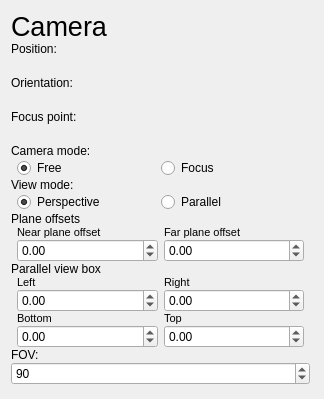
Above: src/widgets/UI/CameraConfigView.ui from DisonGo/s21_3DViewer before the change. Below: the same form after it.
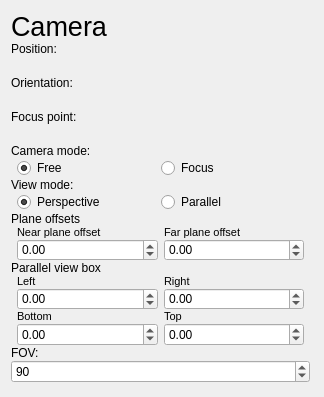
That is the form after the change. Custom widgets are drawn as their Qt base class.

Commit message: OBJParser_modification. More style.

```diff
--- a/src/widgets/UI/CameraConfigView.ui
+++ b/src/widgets/UI/CameraConfigView.ui
@@ -231,6 +231,12 @@
         </item>
         <item row="1" column="0">
          <widget class="QDoubleSpinBox" name="zRangeXV">
+          <property name="minimumSize">
+           <size>
+            <width>0</width>
+            <height>21</height>
+           </size>
+          </property>
           <property name="minimum">
            <double>-100000.000000000000000</double>
           </property>
@@ -241,6 +247,12 @@
         </item>
         <item row="1" column="1">
          <widget class="QDoubleSpinBox" name="zRangeYV">
+          <property name="minimumSize">
+           <size>
+            <width>0</width>
+            <height>21</height>
+           </size>
+          </property>
           <property name="minimum">
            <double>-100000.000000000000000</double>
           </property>
@@ -298,6 +310,12 @@
         </item>
         <item row="1" column="0">
          <widget class="QDoubleSpinBox" name="LeftV">
+          <property name="minimumSize">
+           <size>
+            <width>0</width>
+            <height>21</height>
+           </size>
+          </property>
           <property name="minimum">
            <double>-10000.000000000000000</double>
           </property>
@@ -308,6 +326,12 @@
         </item>
         <item row="1" column="1">
          <widget class="QDoubleSpinBox" name="RightV">
+          <property name="minimumSize">
+           <size>
+            <width>0</width>
+            <height>21</height>
+           </size>
+          </property>
           <property name="minimum">
            <double>-10000.000000000000000</double>
           </property>
@@ -342,6 +366,12 @@
         </item>
         <item row="3" column="0">
          <widget class="QDoubleSpinBox" name="BottomV">
+          <property name="minimumSize">
+           <size>
+            <width>0</width>
+            <height>21</height>
+           </size>
+          </property>
           <property name="minimum">
            <double>-10000.000000000000000</double>
           </property>
@@ -352,6 +382,12 @@
         </item>
         <item row="3" column="1">
          <widget class="QDoubleSpinBox" name="TopV">
+          <property name="minimumSize">
+           <size>
+            <width>0</width>
+            <height>21</height>
+           </size>
+          </property>
           <property name="minimum">
            <double>-10000.000000000000000</double>
           </property>
```
The commit also changes 1 other file.
